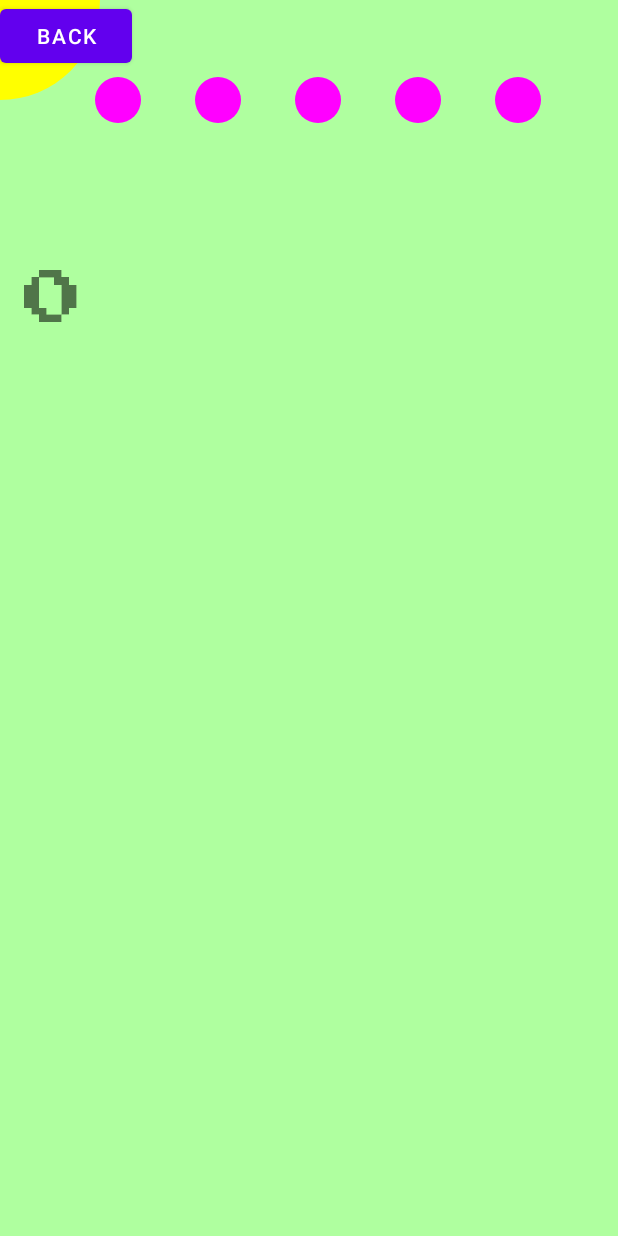
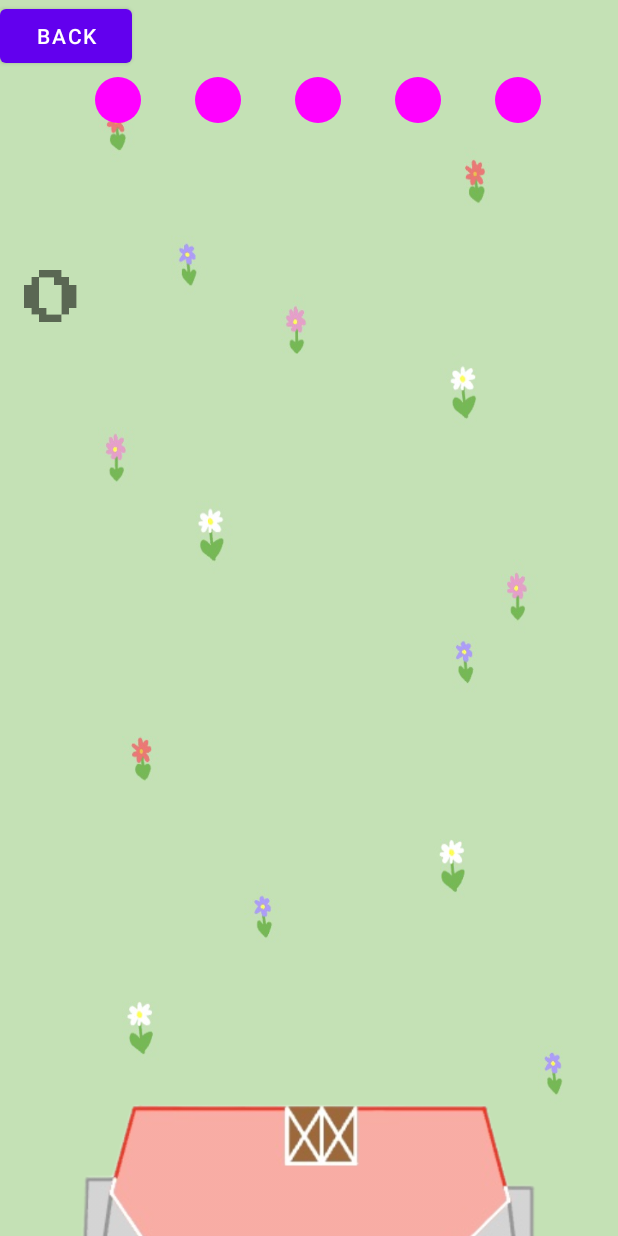
Before and after one commit to nmalamug/REVENGETABLES, an Android app: the GameScreenFragment screen opened through its navigation route, on a phone screen of 412 x 824 dp. Run offline under Robolectric (Android 15) with nearby library versions, the phone set to English and light mode, and no system bars; our stand-ins replace navigation-ui; 27 statements that could not run were skipped.

Commit message:
integrated in two UIs for two farmers based on their abilities, added features such as backgrounds, explosive effects with farmer's special feature and edited home screen

```diff
--- a/app/src/main/java/com/example/knightslabyrinth/KnightWrapper.java
+++ b/app/src/main/java/com/example/knightslabyrinth/KnightWrapper.java
@@ -1,6 +1,8 @@
 package com.example.knightslabyrinth;
 
 import android.content.Context;
+import android.graphics.Bitmap;
+import android.graphics.BitmapFactory;
 import android.graphics.Canvas;
 import android.graphics.Paint;
 import android.graphics.PointF;
@@ -8,11 +10,14 @@ import android.util.AttributeSet;
 import android.view.View;
 
 public class KnightWrapper extends View{
+    private static int pic;
     private Paint paint;
     private PointF knightPosition;
     private long knight;
-    private int radius = 100;
+    private int radius = 110;
     private int moveOption;
+    private int offsetx = 0;
+    private int offsety = 0;
 
     public int getRadius(){
         return radius;
@@ -48,13 +53,6 @@ public class KnightWrapper extends View{
         //Code for creating c++ knight object
         knight = mkNew();
         moveOption = MainActivity.settings.getKnight();
-        if(moveOption == 1){
-            paint.setColor(0xFFFF0000); // Red color
-        }else if(moveOption == 2){
-            paint.setColor(0xffffff00); // Yellow color
-        }else{
-            paint.setColor(0xff0000ff ); // Blue Color
-        }
     }
 
     public void killKnight(){
@@ -64,13 +62,45 @@ public class KnightWrapper extends View{
 
     @Override
     protected void onDraw(Canvas canvas) {
+        //Context context = current;
         super.onDraw(canvas);
-        if(getCooldownC(knight) == 0){
-            paint.setColor(0xFFFF0000);
-        }else{
-            paint.setColor(0xffffff00); // Yellow color
+        //Farmer 1 and farmer 2
+        if(moveOption == 1){
+            offsetx = 200;
+            offsety = 170;
+            //Ability on cool-down or ability ready
+            if(getCooldownC(knight) == 0){
+                pic = R.drawable.dasher;
+                paint.setColor(0xFFFF0000);
+            }else{
+                pic = R.drawable.dasher_blue;
+                paint.setColor(0xffffff00); // Yellow color
+            }
+        }else if(moveOption == 2){
+            offsetx = 150;
+            offsety = 170;
+            //Ability on cool-down or ability ready
+            if(getCooldownC(knight) == 0){
+                pic = R.drawable.real_bomber;
+                paint.setColor(0xFFFF0000);
+            }else{
+                pic = R.drawable.real_bomber_blue;
+                paint.setColor(0xffffff00); // Yellow color
+            }
+        }else {
+            paint.setColor(0xff0000ff); // Blue Color
         }
-        canvas.drawCircle(knightPosition.x, knightPosition.y, radius, paint);
+        if(moveOption == 2)
+        {
+            if(getAbilityActive() != 0)
+            {
+                Bitmap explode = BitmapFactory.decodeResource(getContext().getResources(),R.drawable.explo);
+                canvas.drawBitmap(explode, knightPosition.x-850, knightPosition.y-425, paint);
+            }
+        }
+        Bitmap bitmap = BitmapFactory.decodeResource(getContext().getResources(),pic);
+        canvas.drawBitmap(bitmap, knightPosition.x-offsetx, knightPosition.y-offsety, paint);
+        //canvas.drawCircle(knightPosition.x, knightPosition.y, radius, paint);
     }
     public void moveKnight(){
         updateC(knight, moveOption);
--- a/app/src/main/java/com/example/knightslabyrinth/MonsterView.java
+++ b/app/src/main/java/com/example/knightslabyrinth/MonsterView.java
@@ -148,7 +148,7 @@
                             monsterPaint.setColor(Color.BLUE);
                             break;
                         case(2):
-                            pic = R.drawable.potato;
+                            pic = R.drawable.potato_dead;
                             monsterPaint.setColor(Color.RED);
                             break;
                     }
@@ -166,7 +166,7 @@
                             monsterPaint.setColor(Color.DKGRAY);
                             break;
                         case(2):
-                            pic = R.drawable.tomato;
+                            pic = R.drawable.tomato_dead;
                             monsterPaint.setColor(Color.LTGRAY);
                             break;
                     }
@@ -184,7 +184,7 @@
                             monsterPaint.setColor(Color.GREEN);
                             break;
                         case(2):
-                            pic = R.drawable.carrot;
+                            pic = R.drawable.carrot_dead;
                             monsterPaint.setColor(Color.YELLOW);
                             break;
                     }
--- a/app/src/main/res/layout/fragment_game_screen.xml
+++ b/app/src/main/res/layout/fragment_game_screen.xml
@@ -5,7 +5,19 @@
     android:layout_width="match_parent"
     android:layout_height="match_parent"
     tools:context=".GameScreenFragment"
-    android:background="@color/green">
+    android:background="@drawable/wallpaper">
+
+    <ImageView
+        android:id="@+id/farmhouse"
+        android:layout_width="382dp"
+        android:layout_height="405dp"
+        android:layout_alignParentEnd="true"
+        android:layout_alignParentBottom="true"
+        android:layout_marginEnd="16dp"
+        android:layout_marginBottom="-250dp"
+        android:src="@drawable/farmhouse"
+        app:layout_constraintBottom_toBottomOf="parent"
+        app:layout_constraintEnd_toEndOf="parent" />
 
     <TextView
         android:id="@+id/textView"
--- a/app/src/main/res/layout/fragment_settings.xml
+++ b/app/src/main/res/layout/fragment_settings.xml
@@ -27,7 +27,7 @@
         android:layout_height="wrap_content"
         android:layout_marginStart="4dp"
         android:fontFamily="@font/press_start_2p"
-        android:text="Knight"
+        android:text="Farmer"
         android:textColor="#FFFFFF"
         android:textSize="20sp"
         app:layout_constraintStart_toStartOf="parent"
--- a/app/src/main/res/values/colors.xml
+++ b/app/src/main/res/values/colors.xml
@@ -7,5 +7,8 @@
     <color name="teal_700">#FF018786</color>
     <color name="black">#FF000000</color>
     <color name="white">#FFFFFFFF</color>
-    <color name="green">#AFFF9F</color>
+    <color name="green">#64BE6C</color>
+    <color name ="grass">#64BE6C</color>
+    <color name ="transparent">#00000000</color>
+    <color name ="sky">#80DEEA</color>
 </resources>
```
Also changed, not shown: app/src/main/res/layout/fragment_home_screen.xml (+6 -5 lines), app/src/main/res/drawable/carrot_dead.png, app/src/main/res/drawable/dasher.png (added), app/src/main/res/drawable/dasher_blue.png (added), app/src/main/res/drawable/explo.png (added), app/src/main/res/drawable/farmhouse.png (added), app/src/main/res/drawable/potato_dead.png, app/src/main/res/drawable/real_bomber.png (added), app/src/main/res/drawable/real_bomber_blue.png (added), app/src/main/res/drawable/tomato_dead.png, app/src/main/res/drawable/wallpaper.png (added).
